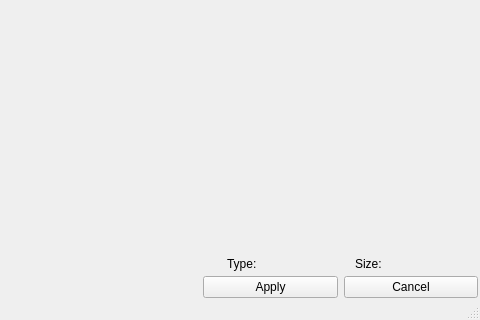
Before: the Qt Designer form src/mainwindow.ui in mattykakes/qcvTouchUp, drawn with Qt 5; both pictures show x 339 to 819 and y 426 to 746 of the 819 by 746 pixel window.
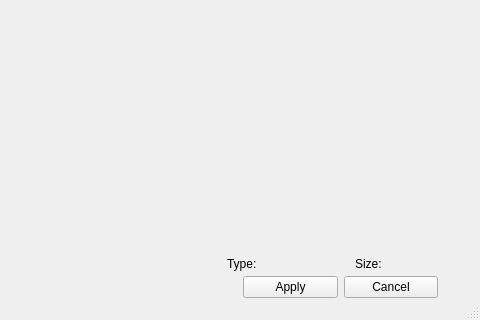
After: the same form once the commit is applied. Custom widgets are drawn as their Qt base class.

```diff
--- a/src/mainwindow.ui
+++ b/src/mainwindow.ui
@@ -234,8 +234,30 @@
         </item>
         <item>
          <layout class="QHBoxLayout" name="horizontalLayoutSetChanges">
+          <item>
+           <spacer name="horizontalSpacer_2">
+            <property name="orientation">
+             <enum>Qt::Horizontal</enum>
+            </property>
+            <property name="sizeType">
+             <enum>QSizePolicy::Preferred</enum>
+            </property>
+            <property name="sizeHint" stdset="0">
+             <size>
+              <width>40</width>
+              <height>0</height>
+             </size>
+            </property>
+           </spacer>
+          </item>
           <item>
            <widget class="QPushButton" name="pushButtonApply">
+            <property name="sizePolicy">
+             <sizepolicy hsizetype="Preferred" vsizetype="Fixed">
+              <horstretch>0</horstretch>
+              <verstretch>0</verstretch>
+             </sizepolicy>
+            </property>
             <property name="text">
              <string>Apply</string>
             </property>
@@ -243,11 +265,33 @@
           </item>
           <item>
            <widget class="QPushButton" name="pushButtonCancel">
+            <property name="sizePolicy">
+             <sizepolicy hsizetype="Preferred" vsizetype="Fixed">
+              <horstretch>0</horstretch>
+              <verstretch>0</verstretch>
+             </sizepolicy>
+            </property>
             <property name="text">
              <string>Cancel</string>
             </property>
            </widget>
           </item>
+          <item>
+           <spacer name="horizontalSpacer">
+            <property name="orientation">
+             <enum>Qt::Horizontal</enum>
+            </property>
+            <property name="sizeType">
+             <enum>QSizePolicy::Preferred</enum>
+            </property>
+            <property name="sizeHint" stdset="0">
+             <size>
+              <width>40</width>
+              <height>0</height>
+             </size>
+            </property>
+           </spacer>
+          </item>
          </layout>
         </item>
        </layout>
```
